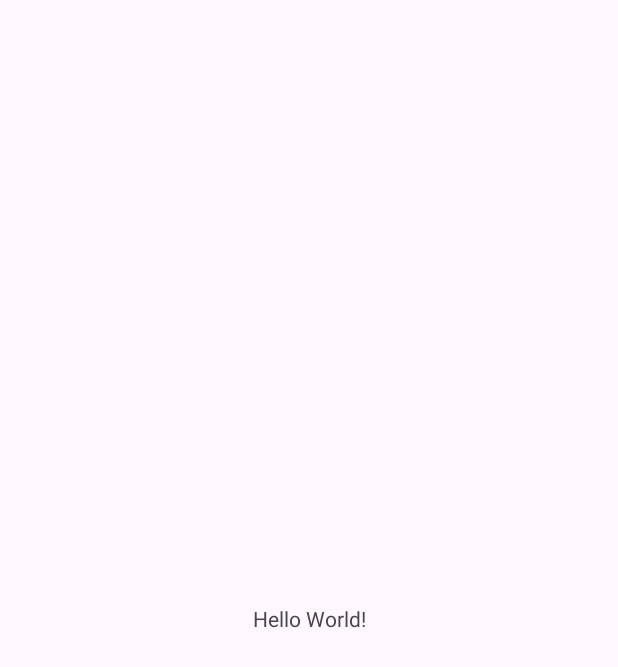
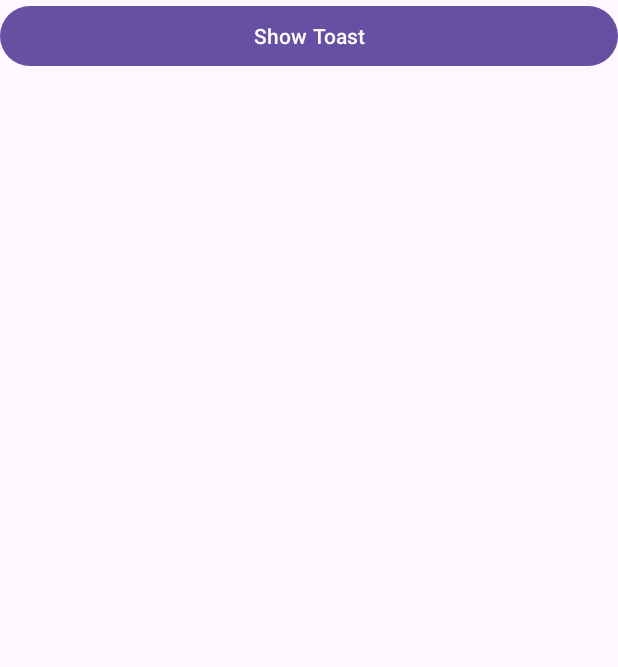
Before and after one commit to ihassanarif29/Android-Java-Learning-Application, an Android app: the screen it shows after launch (MainActivity), on a phone screen of 412 x 824 dp. Before the commit the part shown is almost empty. Shown: the top 667 px of the screen. Run offline under Robolectric (Android 15) with nearby library versions, the phone set to English and light mode, and no system bars.

Commit message:
Toast Function

```diff
--- a/app/src/main/AndroidManifest.xml
+++ b/app/src/main/AndroidManifest.xml
@@ -6,9 +6,9 @@
         android:allowBackup="true"
         android:dataExtractionRules="@xml/data_extraction_rules"
         android:fullBackupContent="@xml/backup_rules"
-        android:icon="@mipmap/ic_launcher"
+        android:icon="@drawable/java_icon"
         android:label="@string/app_name"
-        android:roundIcon="@mipmap/ic_launcher_round"
+        android:roundIcon="@drawable/java_icon"
         android:supportsRtl="true"
         android:theme="@style/Theme.AndroidJavaLearningApplication"
         tools:targetApi="31">
--- a/app/src/main/java/com/example/android_java_learning_application/MainActivity.java
+++ b/app/src/main/java/com/example/android_java_learning_application/MainActivity.java
@@ -1,6 +1,9 @@
 package com.example.android_java_learning_application;
 
 import android.os.Bundle;
+import android.view.View;
+import android.widget.Button;
+import android.widget.Toast;
 
 import androidx.activity.EdgeToEdge;
 import androidx.appcompat.app.AppCompatActivity;
@@ -21,7 +24,13 @@ public class MainActivity extends AppCompatActivity {
             return insets;
         });
 
-
+        Button toastButton = findViewById(R.id.buttonToast);
+        toastButton.setOnClickListener(new View.OnClickListener() {
+            @Override
+            public void onClick(View v) {
+                Toast.makeText(MainActivity.this,"Hi this is toast from java application",Toast.LENGTH_SHORT).show();
+            }
+        });
 
     }
 }
--- a/app/src/main/res/layout/activity_main.xml
+++ b/app/src/main/res/layout/activity_main.xml
@@ -1,19 +1,18 @@
 <?xml version="1.0" encoding="utf-8"?>
-<androidx.constraintlayout.widget.ConstraintLayout xmlns:android="http://schemas.android.com/apk/res/android"
+<LinearLayout
+    xmlns:android="http://schemas.android.com/apk/res/android"
     xmlns:app="http://schemas.android.com/apk/res-auto"
     xmlns:tools="http://schemas.android.com/tools"
     android:id="@+id/main"
     android:layout_width="match_parent"
     android:layout_height="match_parent"
+    android:orientation="vertical"
     tools:context=".MainActivity">
 
-    <TextView
-        android:layout_width="wrap_content"
+    <Button
+        android:id="@+id/buttonToast"
+        android:layout_width="match_parent"
         android:layout_height="wrap_content"
-        android:text="Hello World!"
-        app:layout_constraintBottom_toBottomOf="parent"
-        app:layout_constraintEnd_toEndOf="parent"
-        app:layout_constraintStart_toStartOf="parent"
-        app:layout_constraintTop_toTopOf="parent" />
+        android:text="@string/show_toast_button" />
 
-</androidx.constraintlayout.widget.ConstraintLayout>
+</LinearLayout>
--- a/app/src/main/res/values/strings.xml
+++ b/app/src/main/res/values/strings.xml
@@ -1,3 +1,4 @@
 <resources>
-    <string name="app_name">Android-Java-Learning-Application</string>
+    <string name="app_name">Android Java Learning Application</string>
+    <string name="show_toast_button">Show Toast</string>
 </resources>
```
Also changed, not shown: app/src/main/res/drawable/java_icon.png (added), 1 other file.
